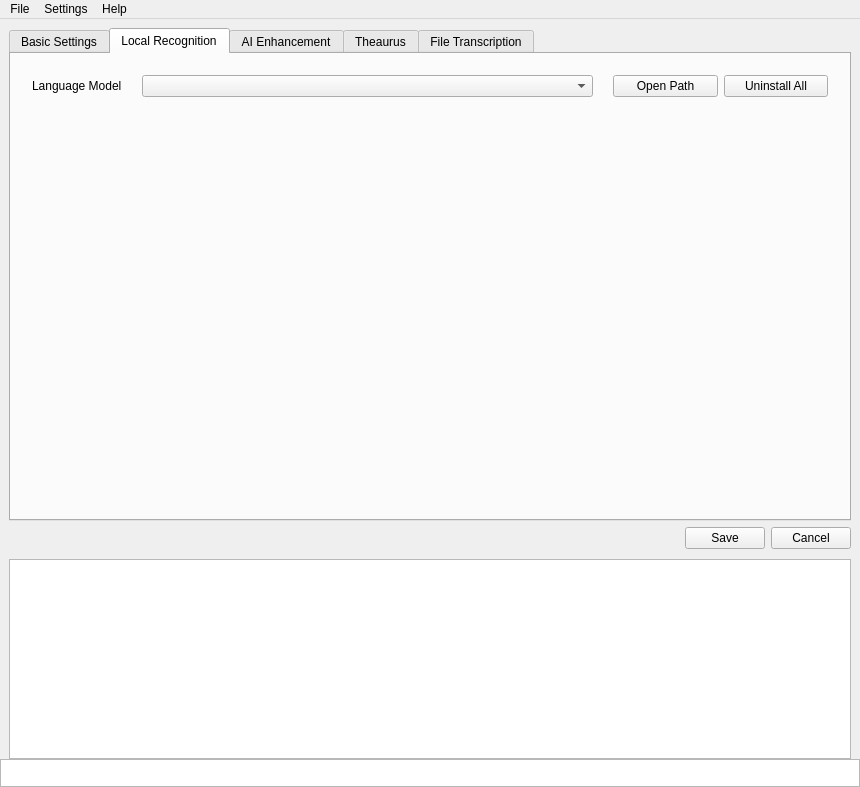
First picture: the form in src/MainWin.ui, repository Zeuear/IME_Audio, before the edit.
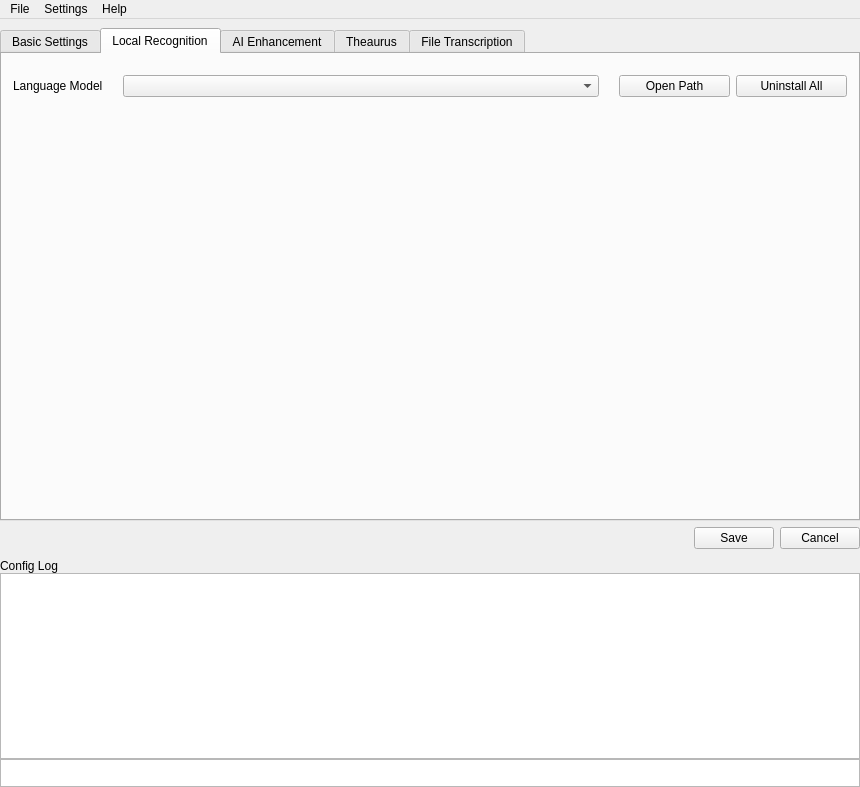
Second picture: the form after the edit. Icons and pictures are not drawn. Custom widgets are drawn as their Qt base class.

Commit message:
feat(ui): 去掉设置区与本地识别页的左右边距，日志面板改为无边框带表头
- 设置区外层布局左右边距归零，TabWidget 贴边
- 本地识别页的模型列表与语言模型网格左右边距归零，“语言模型”标签单独留出左侧内边距
- 抽屉区域（日志 / 配置 / 下载）左右边距归零，与底部导航条对齐
- 识别日志与配置日志去掉 QTextEdit 边框，上方加表头（Recognition Log / Config Log），三套主题均已适配，并补充中文翻译

```diff
--- a/src/MainWin.ui
+++ b/src/MainWin.ui
@@ -51,13 +51,13 @@
     <item>
      <layout class="QVBoxLayout" name="verticalLayout_2">
       <property name="leftMargin">
-       <number>9</number>
+       <number>0</number>
       </property>
       <property name="topMargin">
        <number>0</number>
       </property>
       <property name="rightMargin">
-       <number>9</number>
+       <number>0</number>
       </property>
       <property name="bottomMargin">
        <number>0</number>
@@ -603,13 +603,13 @@
             <item>
              <layout class="QGridLayout" name="gridLayout_2" columnstretch="0,1,1,1">
               <property name="leftMargin">
-               <number>10</number>
+               <number>0</number>
               </property>
               <property name="topMargin">
                <number>10</number>
               </property>
               <property name="rightMargin">
-               <number>10</number>
+               <number>0</number>
               </property>
               <property name="bottomMargin">
                <number>10</number>
@@ -1039,13 +1039,13 @@
     <item>
      <layout class="QHBoxLayout" name="horizontalLayout_4">
       <property name="leftMargin">
-       <number>9</number>
+       <number>0</number>
       </property>
       <property name="topMargin">
        <number>0</number>
       </property>
       <property name="rightMargin">
-       <number>9</number>
+       <number>0</number>
       </property>
       <property name="bottomMargin">
        <number>0</number>
@@ -1102,7 +1102,10 @@
            <verstretch>0</verstretch>
           </sizepolicy>
          </property>
-         <layout class="QHBoxLayout" name="horizontalLayout">
+         <layout class="QVBoxLayout" name="verticalLayout_config_log">
+          <property name="spacing">
+           <number>0</number>
+          </property>
           <property name="leftMargin">
            <number>0</number>
           </property>
@@ -1115,6 +1118,13 @@
           <property name="bottomMargin">
            <number>0</number>
           </property>
+          <item>
+           <widget class="QLabel" name="config_log_header">
+            <property name="text">
+             <string>Config Log</string>
+            </property>
+           </widget>
+          </item>
           <item>
            <widget class="QTextEdit" name="config_log_edit"/>
           </item>
```
Left out of the diff: 10 changed lines with no effect on the pictures. The commit also changes 4 other files.
